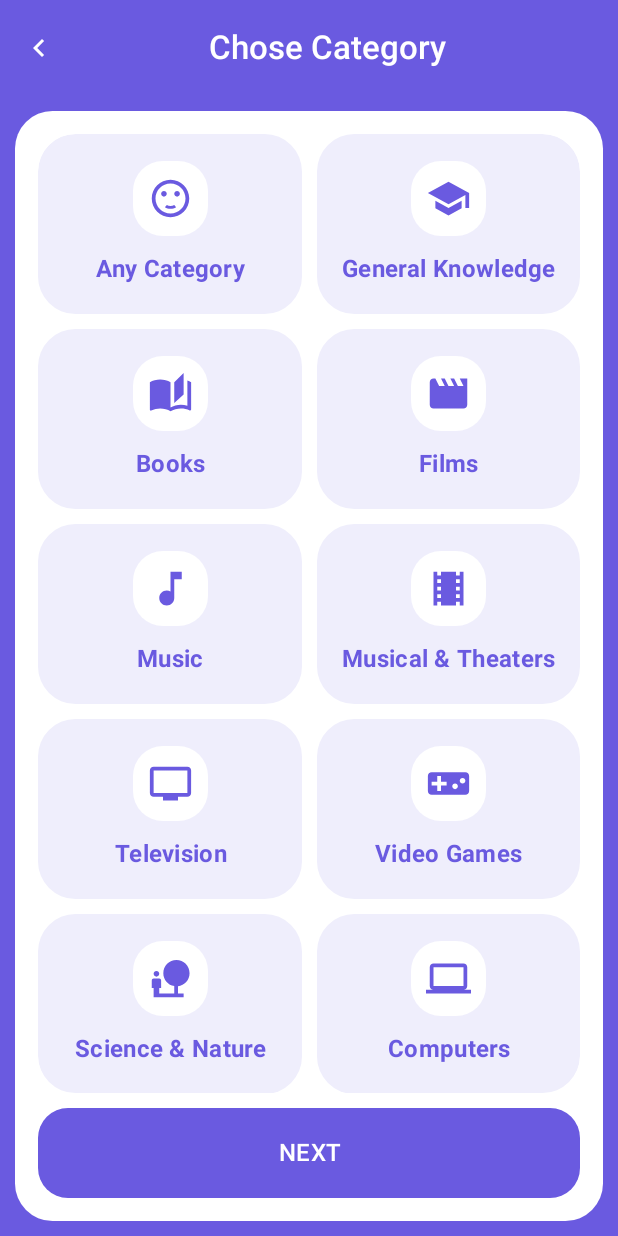
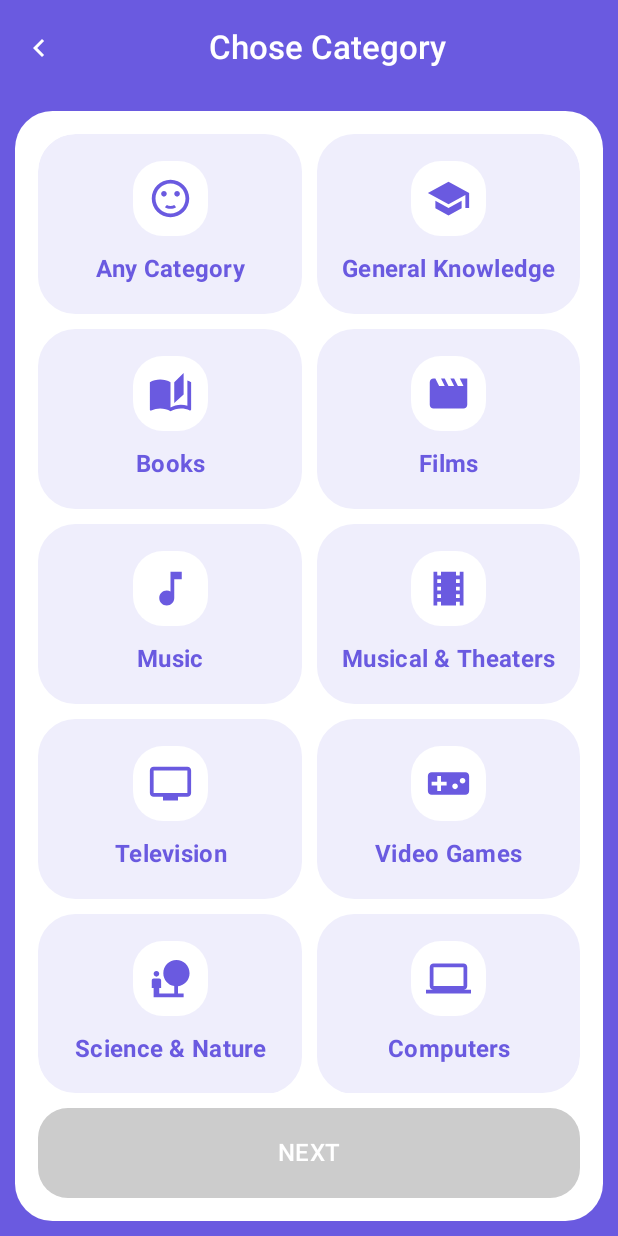
Before and after one commit to aneeshgupta25/JetQuiz, an Android app built with Jetpack Compose: the screen it shows after launch (MainActivity), on a phone screen of 412 x 824 dp. Run offline under Robolectric (Android 15) with nearby library versions, the phone set to English and light mode, and no system bars; our stand-ins replace Dagger/Hilt's generated code, constraintlayout-compose.

Commit message:
Category Screen Logic

```diff
--- a/app/src/main/java/com/example/jetquiz/components/NextButton.kt
+++ b/app/src/main/java/com/example/jetquiz/components/NextButton.kt
@@ -6,6 +6,8 @@ import androidx.compose.foundation.layout.fillMaxWidth
 import androidx.compose.foundation.layout.height
 import androidx.compose.foundation.shape.CornerSize
 import androidx.compose.foundation.shape.RoundedCornerShape
+import androidx.compose.material3.Button
+import androidx.compose.material3.ButtonDefaults
 import androidx.compose.material3.Card
 import androidx.compose.material3.CardDefaults
 import androidx.compose.material3.MaterialTheme
@@ -22,25 +24,25 @@ import com.example.jetquiz.util.AppColors
 fun NextButton(
     modifier: Modifier = Modifier.fillMaxWidth(),
     text: String = "NEXT",
+    enabled: Boolean = true,
     onClick: ()->Unit = {}
 ) {
-    Card(
+    Button(
         modifier = modifier
             .height(60.dp),
+        enabled = enabled,
+        onClick = onClick,
         shape = RoundedCornerShape(corner = CornerSize(20.dp)),
-        colors = CardDefaults.cardColors(AppColors.Purple)
+        colors = ButtonDefaults.buttonColors(
+            containerColor = AppColors.Purple,
+            contentColor = Color.White,
+            disabledContainerColor = Color.LightGray,
+            disabledContentColor = Color.White
+        )
     ) {
-        Box(
-            modifier = Modifier.fillMaxSize(),
-            contentAlignment = Alignment.Center
-        ) {
-            Text(
-                text = text,
-                modifier = Modifier.fillMaxWidth(),
-                textAlign = TextAlign.Center,
-                color = Color.White,
-                style = MaterialTheme.typography.titleMedium
-            )
-        }
+        Text(
+            text = text,
+            style = MaterialTheme.typography.titleMedium
+        )
     }
 }
--- a/app/src/main/java/com/example/jetquiz/navigation/QuizNavigation.kt
+++ b/app/src/main/java/com/example/jetquiz/navigation/QuizNavigation.kt
@@ -3,12 +3,14 @@ package com.example.jetquiz.navigation
 
 import androidx.compose.runtime.Composable
 import androidx.compose.runtime.LaunchedEffect
+import androidx.lifecycle.viewmodel.compose.viewModel
 import androidx.navigation.compose.NavHost
 import androidx.navigation.compose.composable
 import androidx.navigation.compose.rememberNavController
 import com.example.jetquiz.screens.CategoryScreen
 import com.example.jetquiz.screens.ConfirmationScreen
 import com.example.jetquiz.screens.DifficultyLevelScreen
+import com.example.jetquiz.screens.QuestionsViewModel
 import com.example.jetquiz.screens.QuizPlaygroundScreen
 import com.example.jetquiz.screens.SplashScreen
 import kotlinx.coroutines.delay
@@ -16,6 +18,7 @@ import kotlinx.coroutines.delay
 @Composable
 fun QuizNavigation() {
     val navController = rememberNavController()
+    val viewModel: QuestionsViewModel = viewModel()
     NavHost(navController = navController,
         startDestination = QuizScreens.SplashScreen.name) {
 
@@ -27,7 +30,7 @@ fun QuizNavigation() {
             }
         }
         composable(route = QuizScreens.CategoryScreen.name) {
-            CategoryScreen()
+            CategoryScreen(viewModel = viewModel, navController = navController)
         }
         composable(route = QuizScreens.DifficultyLevelScreen.name) {
             DifficultyLevelScreen()
--- a/app/src/main/java/com/example/jetquiz/screens/CategoryScreen.kt
+++ b/app/src/main/java/com/example/jetquiz/screens/CategoryScreen.kt
@@ -29,6 +29,9 @@ import androidx.compose.material3.Text
 import androidx.compose.material3.TopAppBar
 import androidx.compose.material3.TopAppBarDefaults
 import androidx.compose.runtime.Composable
+import androidx.compose.runtime.getValue
+import androidx.compose.runtime.mutableStateOf
+import androidx.compose.runtime.remember
 import androidx.compose.ui.Alignment
 import androidx.compose.ui.Modifier
 import androidx.compose.ui.graphics.Color
@@ -37,19 +40,24 @@ import androidx.compose.ui.text.font.FontWeight
 import androidx.compose.ui.text.style.TextAlign
 import androidx.compose.ui.tooling.preview.Preview
 import androidx.compose.ui.unit.dp
+import androidx.navigation.NavController
 import com.example.jetquiz.components.NextButton
 import com.example.jetquiz.data.CategoryList
 import com.example.jetquiz.model.Category
+import com.example.jetquiz.navigation.QuizScreens
 import com.example.jetquiz.util.AppColors
 import com.example.jetquiz.util.ScreenConfig
+import com.example.jetquiz.util.noRippleClickable
 
 @OptIn(ExperimentalMaterial3Api::class)
-@Preview
+//@Preview
 @Composable
 fun CategoryScreen(
-    categoryList: List<Category> = CategoryList.getCategories()
+    viewModel: QuestionsViewModel,
+    navController: NavController
 ) {
-
+    var selectedCategoryState = remember { mutableStateOf<Int?>(null) }
+    val categoryList = viewModel.getQuizCategories()
     Scaffold(
         topBar = {
             TopAppBar(title = {
@@ -95,12 +103,22 @@ fun CategoryScreen(
                             horizontalArrangement = Arrangement.spacedBy(10.dp)
                         ) {
                             items(categoryList) { category->
-                                CategoryCard(icon = category.icon, text = category.category)
+                                CategoryCard(
+                                    category = category,
+                                    index = categoryList.indexOf(category),
+                                    selectedCategory = selectedCategoryState.value) {
+                                    selectedCategoryState.value = it
+                                }
                             }
                         }
                     }
                     Spacer(modifier = Modifier.height(10.dp))
-                    NextButton()
+                    NextButton(
+                        enabled = selectedCategoryState.value != null
+                    ) {
+                        viewModel.updateQuizCategory(categoryList[selectedCategoryState.value!!].id)
+                        navController.navigate(QuizScreens.DifficultyLevelScreen.name)
+                    }
                 }
             }
         }
@@ -109,13 +127,22 @@ fun CategoryScreen(
 
 @Composable
 fun CategoryCard(
-    icon: ImageVector,
-    text: String
+    category: Category,
+    index: Int,
+    selectedCategory: Int?,
+    onClick: (Int)->Unit = {}
 ) {
     Card(
-        modifier = Modifier.height(120.dp),
+        modifier = Modifier.height(120.dp)
+            .noRippleClickable {
+                onClick.invoke(index)
+            },
         shape = RoundedCornerShape(corner = CornerSize(25.dp)),
-        colors = CardDefaults.cardColors(AppColors.VeryLightPurple),
+        colors =
+        if(selectedCategory == index)
+            CardDefaults.cardColors(AppColors.Pink)
+        else
+            CardDefaults.cardColors(AppColors.VeryLightPurple),
     ) {
         Column(
             modifier = Modifier.fillMaxSize(),
@@ -125,17 +152,23 @@ fun CategoryCard(
             Card(
                 modifier = Modifier.size(50.dp),
                 shape = RoundedCornerShape(corner = CornerSize(20.dp)),
-                colors = CardDefaults.cardColors(Color.White)
+                colors =
+                if(selectedCategory == index)
+                    CardDefaults.cardColors(AppColors.LightPink)
+                else
+                    CardDefaults.cardColors(Color.White)
             ) {
-                Icon(imageVector = icon, contentDescription = "icon",
+                Icon(imageVector = category.icon, contentDescription = "icon",
                     modifier = Modifier
                         .fillMaxSize()
                         .padding(10.dp),
-                    tint = AppColors.Purple)
+                    tint = if(selectedCategory == index) Color.White
+                    else AppColors.Purple)
             }
             Spacer(modifier = Modifier.height(10.dp))
-            Text(text = text, textAlign = TextAlign.Center,
-                color = AppColors.Purple,
+            Text(text = category.category, textAlign = TextAlign.Center,
+                color = if(selectedCategory == index) Color.White
+                else AppColors.Purple,
                 fontWeight = FontWeight.Bold,
                 style = MaterialTheme.typography.titleMedium)
         }
--- a/app/src/main/java/com/example/jetquiz/screens/QuestionsViewModel.kt
+++ b/app/src/main/java/com/example/jetquiz/screens/QuestionsViewModel.kt
@@ -7,7 +7,9 @@ import androidx.lifecycle.LiveData
 import androidx.lifecycle.MutableLiveData
 import androidx.lifecycle.ViewModel
 import androidx.lifecycle.viewModelScope
+import com.example.jetquiz.data.CategoryList
 import com.example.jetquiz.data.DataOrException
+import com.example.jetquiz.model.Category
 import com.example.jetquiz.model.Question
 
 import com.example.jetquiz.repository.QuestionsRepository
@@ -23,6 +25,8 @@ class QuestionsViewModel @Inject constructor(private val repository: QuestionsRe
         mutableStateOf(
             DataOrException(null, true, Exception(""))
         )
+
+    var quizCategory: MutableState<Int?> = mutableStateOf(null)
 
 
     init {
@@ -40,4 +44,7 @@ class QuestionsViewModel @Inject constructor(private val repository: QuestionsRe
         }
     }
 
+    fun getQuizCategories(): List<Category> = CategoryList.getCategories()
+    fun updateQuizCategory(category: Int?) { quizCategory.value = category }
+
 }
--- a/app/src/main/java/com/example/jetquiz/ui/theme/Theme.kt
+++ b/app/src/main/java/com/example/jetquiz/ui/theme/Theme.kt
@@ -14,6 +14,7 @@ import androidx.compose.ui.graphics.toArgb
 import androidx.compose.ui.platform.LocalContext
 import androidx.compose.ui.platform.LocalView
 import androidx.core.view.WindowCompat
+import com.example.jetquiz.util.AppColors
 
 private val DarkColorScheme = darkColorScheme(
     primary = Purple80,
@@ -57,7 +58,7 @@ fun JetQuizTheme(
     if (!view.isInEditMode) {
         SideEffect {
             val window = (view.context as Activity).window
-            window.statusBarColor = colorScheme.primary.toArgb()
+            window.statusBarColor = AppColors.Purple.toArgb()
             WindowCompat.getInsetsController(window, view).isAppearanceLightStatusBars = darkTheme
         }
     }
```
